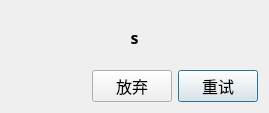
Qt form AnalysisMode/clsRetryDialog.ui (caicaiking/WKEFactoryView2014) before a commit.
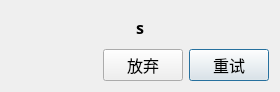
The same form after that commit.

Commit message: 添加了如果bias点加不上就跳过次点的功能

Diff of the .ui file:
```diff
--- a/AnalysisMode/clsRetryDialog.ui
+++ b/AnalysisMode/clsRetryDialog.ui
@@ -6,8 +6,8 @@
    <rect>
     <x>0</x>
     <y>0</y>
-    <width>269</width>
-    <height>113</height>
+    <width>280</width>
+    <height>92</height>
    </rect>
   </property>
   <property name="windowTitle">
```
The commit also changes 1 other file.
